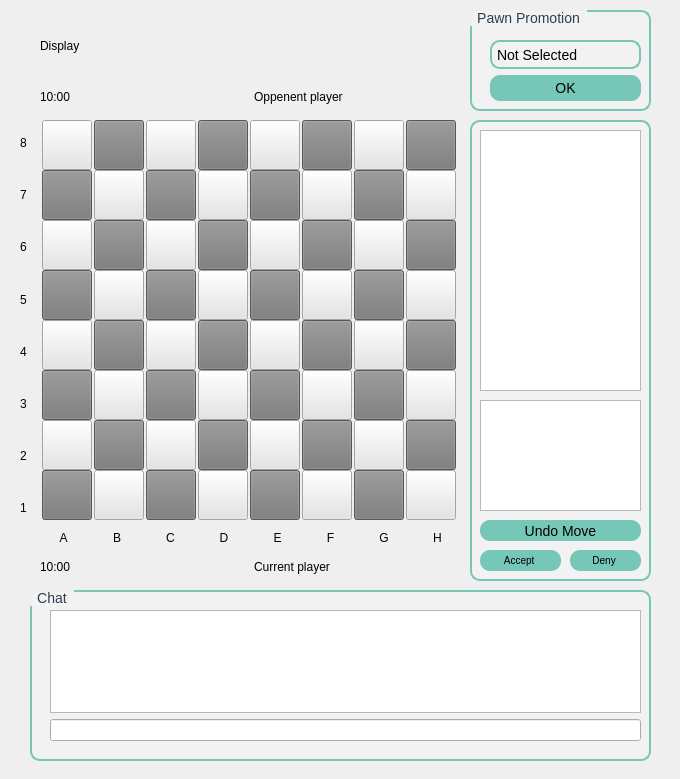
First picture: the form in schach/schachgui.ui, repository Charly-62/QtChessApp, before the edit.
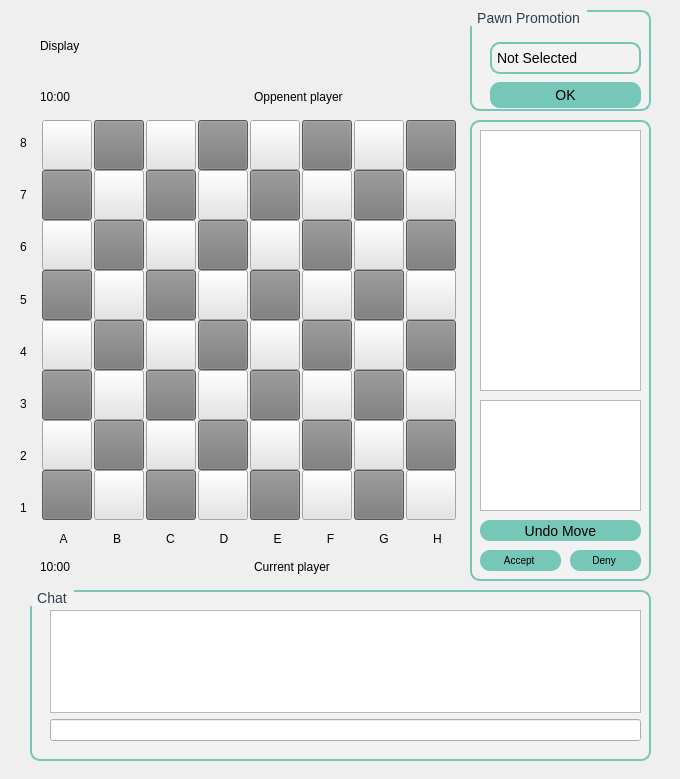
Second picture: the form after the edit. The open tabs and pages were chosen to show the change.

```diff
--- a/schach/schachgui.ui
+++ b/schach/schachgui.ui
@@ -603,7 +603,7 @@
           <x>20</x>
           <y>30</y>
           <width>151</width>
-          <height>61</height>
+          <height>72</height>
          </rect>
         </property>
         <layout class="QVBoxLayout" name="verticalLayout">
@@ -2449,7 +2449,7 @@
        <x>40</x>
        <y>530</y>
        <width>421</width>
-       <height>16</height>
+       <height>18</height>
       </rect>
      </property>
      <layout class="QHBoxLayout" name="XAxisLayout">
```
Left out of the diff: 28 changed lines with no effect on the pictures.
